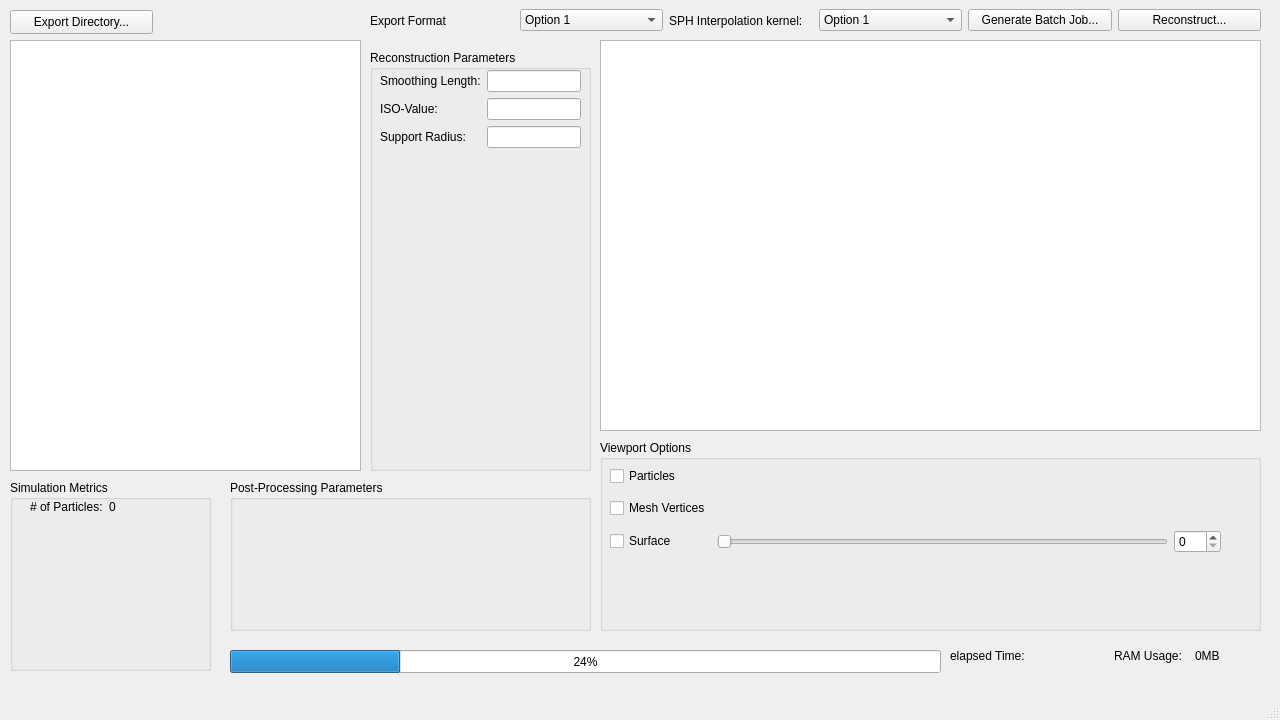
The window that LabProject/mainwindow.ui (CedricM9/SPH-Surface-Reconstruction) describes before a commit, drawn with Qt 5.
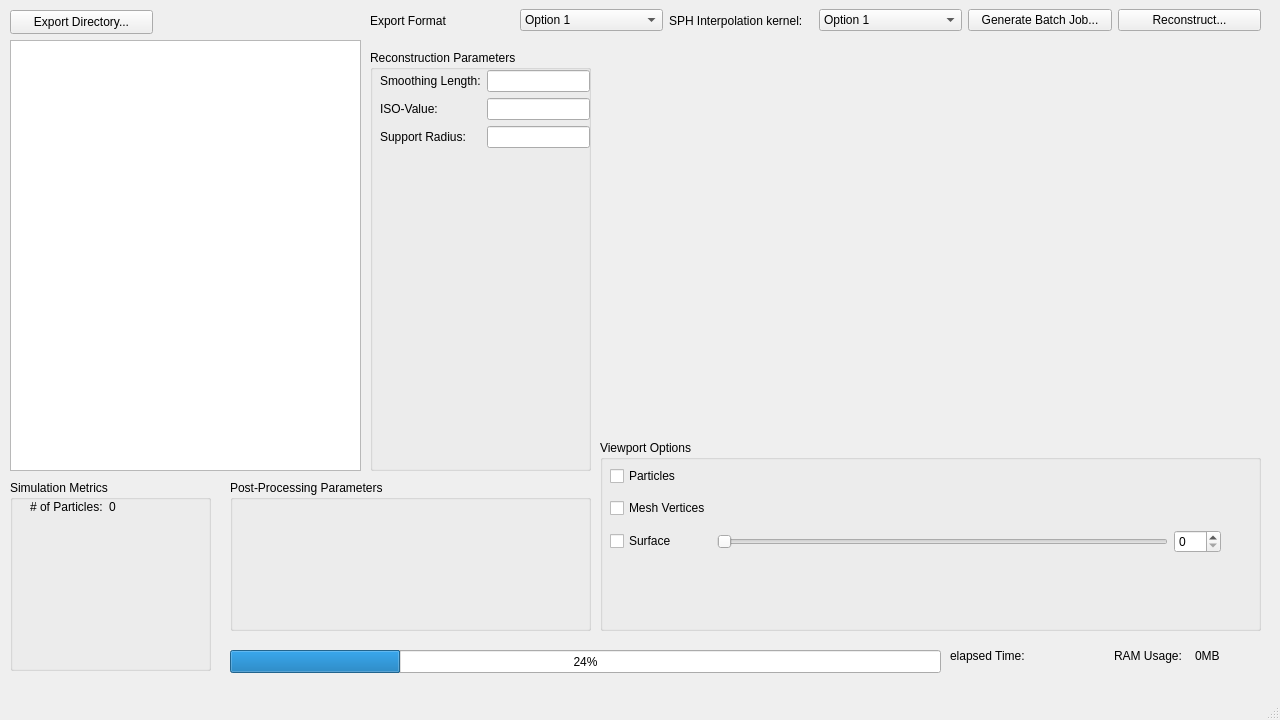
The same window after the commit. Icons and pictures are not drawn.

Commit message: Added transparency slider and airplane.ply to resources

```diff
--- a/LabProject/mainwindow.ui
+++ b/LabProject/mainwindow.ui
@@ -44,7 +44,7 @@
       <rect>
        <x>10</x>
        <y>20</y>
-       <width>201</width>
+       <width>210</width>
        <height>391</height>
       </rect>
      </property>
@@ -197,16 +197,6 @@
      </layout>
     </widget>
    </widget>
-   <widget class="QGraphicsView" name="graphicsView">
-    <property name="geometry">
-     <rect>
-      <x>600</x>
-      <y>40</y>
-      <width>661</width>
-      <height>391</height>
-     </rect>
-    </property>
-   </widget>
    <widget class="QWidget" name="horizontalLayoutWidget">
     <property name="geometry">
      <rect>
```
Left out of the diff: 11 changed lines with no effect on the pictures. The commit also changes 6 other files.
